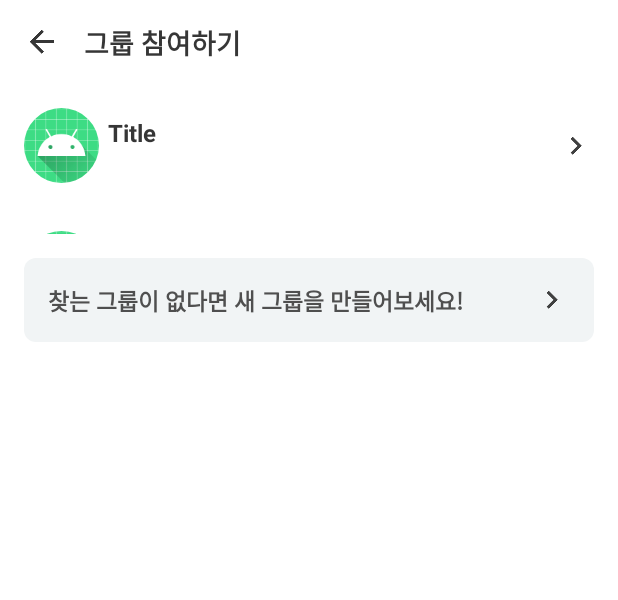
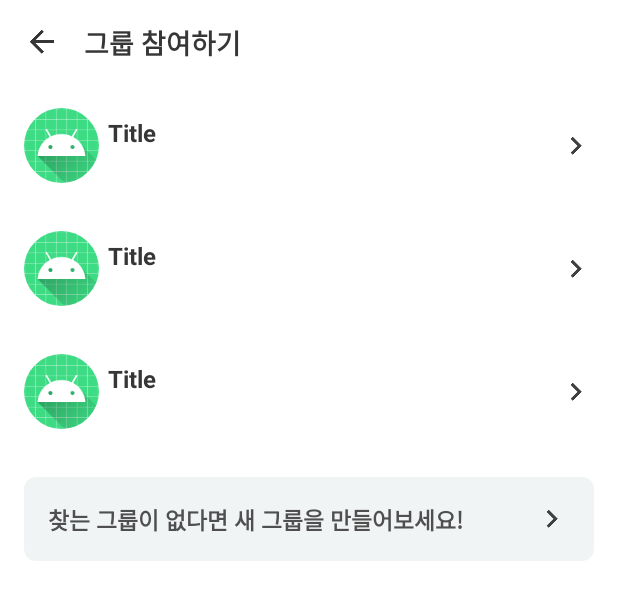
Before and after one commit to placepic/placepic_android, an Android app: the layout activity_join_group.xml on its own in the app's theme, with its tools: preview values and no code run, on a phone screen of 412 x 824 dp. Shown: the top 600 px of the screen. Run offline under Robolectric (Android 15) with nearby library versions, the phone set to English and light mode, and no system bars.

Commit message:
[Fix] 그룹  가입하기 화면 : 화면 수정
그룹 가입하기 화면에서 그룹이 다수인경우에도 표시가 될 수 있도록 수정

```diff
--- a/app/src/main/res/layout/activity_join_group.xml
+++ b/app/src/main/res/layout/activity_join_group.xml
@@ -42,9 +42,9 @@
     </androidx.constraintlayout.widget.ConstraintLayout>
 
     <androidx.recyclerview.widget.RecyclerView
-        android:id="@+id/recyclerView"
+        android:id="@+id/rv_join_group_list"
         android:layout_width="match_parent"
-        android:layout_height="100dp"
+        android:layout_height="wrap_content"
         android:orientation="vertical"
         app:layoutManager="androidx.recyclerview.widget.LinearLayoutManager"
         app:layout_constraintEnd_toEndOf="@+id/cl_join_group_top_bar"
@@ -60,9 +60,9 @@
         android:backgroundTint="@color/grayF1F4F5"
         android:padding="16dp"
         android:layout_margin="16dp"
-        app:layout_constraintEnd_toEndOf="@+id/recyclerView"
-        app:layout_constraintStart_toStartOf="@+id/recyclerView"
-        app:layout_constraintTop_toBottomOf="@+id/recyclerView">
+        app:layout_constraintEnd_toEndOf="@+id/rv_join_group_list"
+        app:layout_constraintStart_toStartOf="@+id/rv_join_group_list"
+        app:layout_constraintTop_toBottomOf="@+id/rv_join_group_list">
 
         <TextView
             android:id="@+id/tv_creat_new_group"
```
